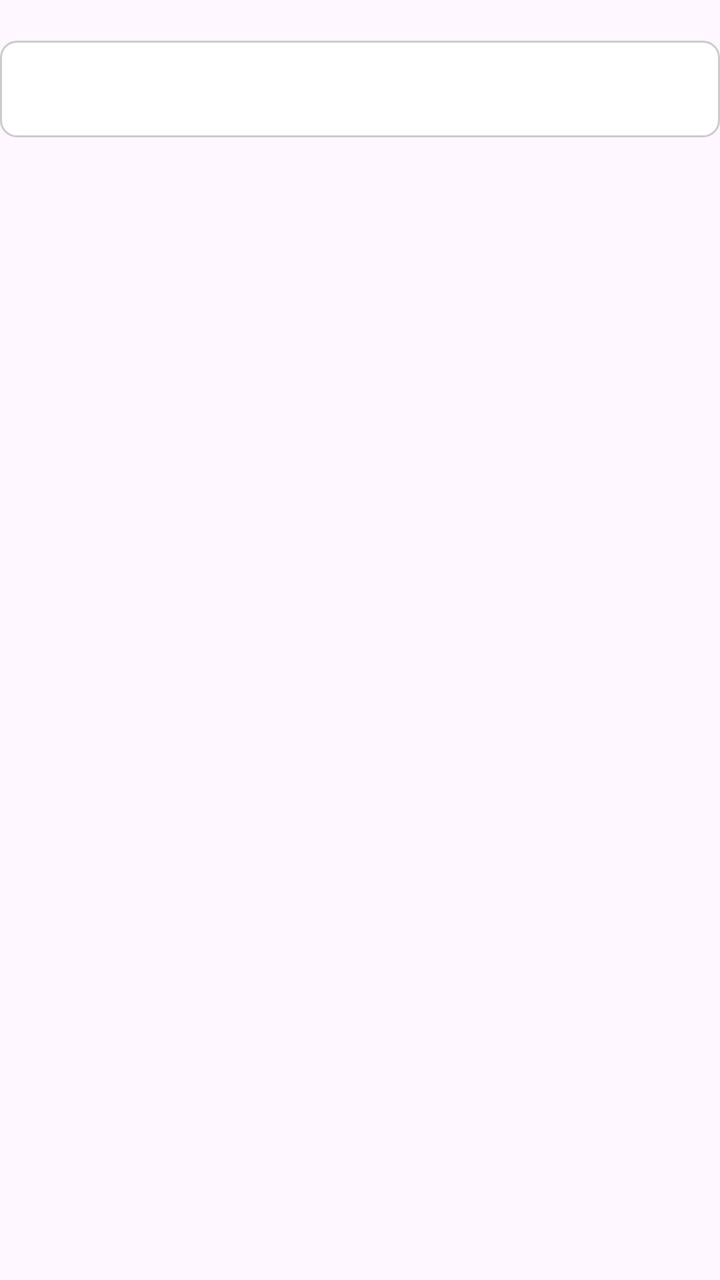
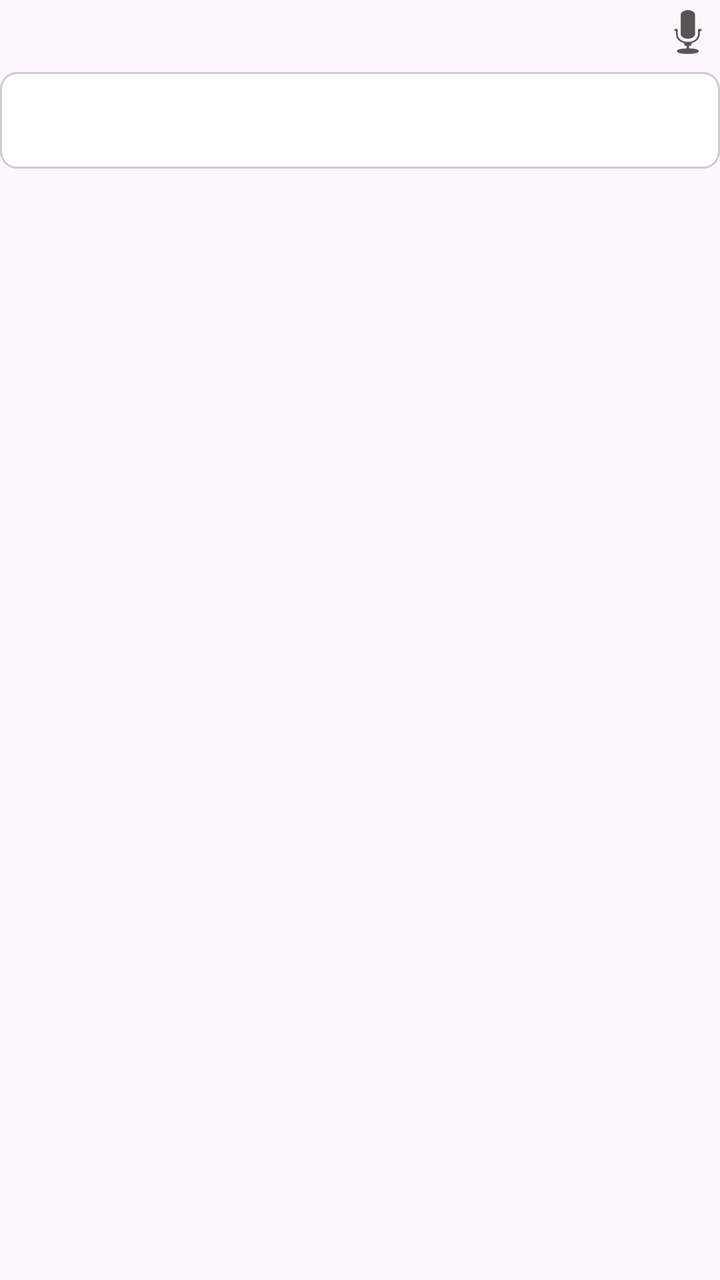

Before-and-after screenshots of an Android layout around one commit, followed by the original layout XML and the change that was made.
<!-- AndroidManifest.xml: application theme Theme.MultiTrans -->
<!-- res/layout/item_language_field.xml -->
<?xml version="1.0" encoding="utf-8"?>
<LinearLayout xmlns:android="http://schemas.android.com/apk/res/android"
    android:layout_width="match_parent"
    android:layout_height="wrap_content"
    android:orientation="vertical">

    <TextView
        android:id="@+id/tv_label"
        android:layout_width="wrap_content"
        android:layout_height="wrap_content"
        android:textSize="12sp"
        android:textStyle="bold"
        android:textColor="#555555"
        android:layout_marginStart="4dp"
        android:layout_marginBottom="4dp"/>

    <EditText
        android:id="@+id/et_field"
        android:layout_width="match_parent"
        android:layout_height="wrap_content"
        android:textSize="18sp"
        android:layout_marginBottom="20dp"
        android:background="@drawable/edittext_bg"
        android:padding="12dp"
        android:textColor="#000000"
        android:minHeight="48dp"
        android:inputType="textLongMessage"/>

</LinearLayout>
<!-- resources referenced by this layout -->
<resources>
  <!-- drawable edittext_bg (drawable) -->
  <?xml version="1.0" encoding="utf-8"?>
  <shape xmlns:android="http://schemas.android.com/apk/res/android">
      <solid android:color="#FFFFFF" /> <corners android:radius="8dp" /> <stroke android:width="1dp" android:color="#CCCCCC" />
  </shape>
  <style name="Theme.MultiTrans" parent="Base.Theme.MultiTrans" />
  <style name="Base.Theme.MultiTrans" parent="Theme.Material3.DayNight.NoActionBar">
          
          
      </style>
</resources>

<!-- the commit's change to res/layout/item_language_field.xml (unified diff, before → after) -->
@@ -4,26 +4,45 @@
     android:layout_height="wrap_content"
     android:orientation="vertical">
 
-    <TextView
-        android:id="@+id/tv_label"
-        android:layout_width="wrap_content"
+    <RelativeLayout
+        android:layout_width="match_parent"
         android:layout_height="wrap_content"
-        android:textSize="12sp"
-        android:textStyle="bold"
-        android:textColor="#555555"
-        android:layout_marginStart="4dp"
-        android:layout_marginBottom="4dp"/>
+        android:layout_marginBottom="4dp">
+
+        <TextView
+            android:id="@+id/tv_label"
+            android:layout_width="wrap_content"
+            android:layout_height="wrap_content"
+            android:layout_alignParentStart="true"
+            android:layout_centerVertical="true"
+            android:layout_marginStart="4dp"
+            android:textColor="#555555"
+            android:textSize="12sp"
+            android:textStyle="bold" />
+
+        <ImageButton
+            android:id="@+id/btn_speak"
+            android:layout_width="32dp"
+            android:layout_height="32dp"
+            android:layout_alignParentEnd="true"
+            android:layout_centerVertical="true"
+            android:background="?attr/selectableItemBackgroundBorderless"
+            android:contentDescription="Speak"
+            android:scaleType="centerInside"
+            android:src="@android:drawable/ic_btn_speak_now"
+            android:tint="#555555" />
+    </RelativeLayout>
 
     <EditText
         android:id="@+id/et_field"
         android:layout_width="match_parent"
         android:layout_height="wrap_content"
-        android:textSize="18sp"
         android:layout_marginBottom="20dp"
         android:background="@drawable/edittext_bg"
+        android:inputType="textLongMessage"
+        android:minHeight="48dp"
         android:padding="12dp"
         android:textColor="#000000"
-        android:minHeight="48dp"
-        android:inputType="textLongMessage"/>
+        android:textSize="18sp" />
 
 </LinearLayout>
